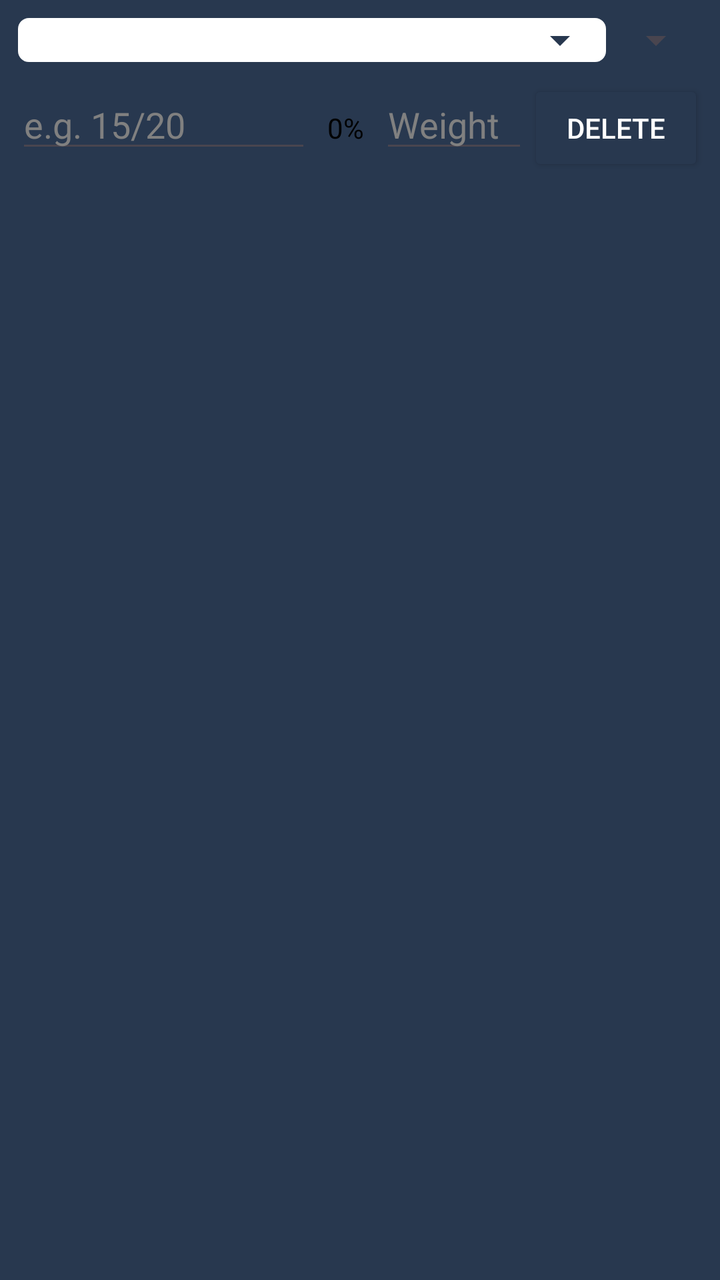
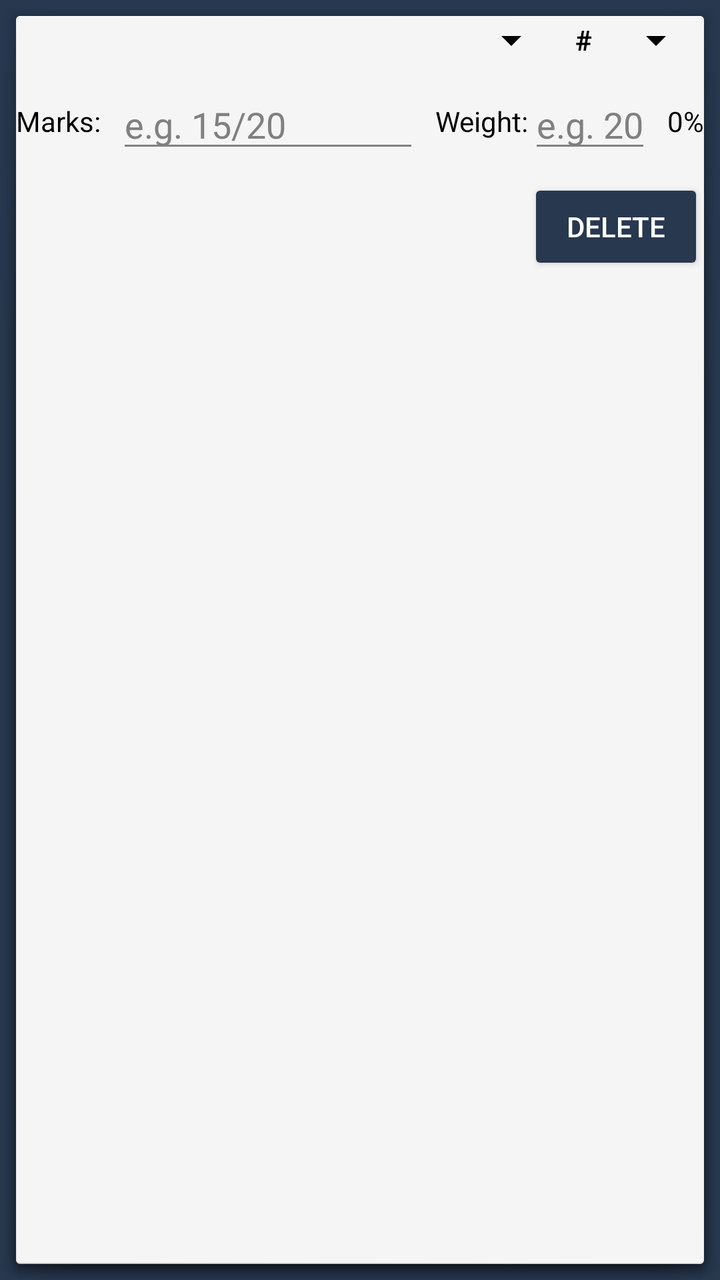

Compare the two renders of this Android layout. The source of the first and the diff that turns it into the second are given below.
<!-- AndroidManifest.xml: application theme Theme.Grader -->
<!-- res/layout/assessment_row.xml -->
<?xml version="1.0" encoding="utf-8"?>
<LinearLayout xmlns:android="http://schemas.android.com/apk/res/android"
    android:layout_width="match_parent"
    android:layout_height="wrap_content"
    android:orientation="vertical"
    android:padding="8dp">

    <LinearLayout
        android:layout_width="match_parent"
        android:layout_height="wrap_content"
        android:orientation="horizontal">

        <Spinner
            android:id="@+id/categorySpinner"
            android:layout_width="0dp"
            android:layout_height="wrap_content"
            android:layout_weight="1"
            android:background="@drawable/spinner_background"
            android:padding="12dp"
            android:popupBackground="@color/white" />

        <Spinner
            android:id="@+id/numberSpinner"
            android:layout_width="wrap_content"
            android:layout_height="wrap_content"
            android:padding="12dp" />

    </LinearLayout>

    <LinearLayout
        android:layout_width="match_parent"
        android:layout_height="wrap_content"
        android:layout_marginTop="8dp"
        android:orientation="horizontal">

        <EditText
            android:id="@+id/marksEditText"
            android:layout_width="0dp"
            android:layout_height="wrap_content"
            android:layout_weight="1"
            android:hint="e.g. 15/20"
            android:textColor="@color/black"
            android:textColorHint="@color/grey" />

        <TextView
            android:id="@+id/percentageTextView"
            android:layout_width="wrap_content"
            android:layout_height="wrap_content"
            android:padding="8dp"
            android:text="0%"
            android:textColor="@color/black" />

        <EditText
            android:id="@+id/weightEditText"
            android:layout_width="0dp"
            android:layout_height="wrap_content"
            android:layout_weight="0.5"
            android:hint="Weight"
            android:inputType="numberDecimal"
            android:textColor="@color/black"
            android:textColorHint="@color/grey" />

        <Button
            android:id="@+id/deleteRowButton"
            android:layout_width="wrap_content"
            android:layout_height="wrap_content"
            android:backgroundTint="@color/dark_navy"
            android:text="Delete"
            android:textColor="@color/white" />
    </LinearLayout>

</LinearLayout>
<!-- resources referenced by this layout -->
<resources>
  <color name="black">#FF000000</color>
  <color name="dark_navy">#28384F</color>
  <color name="grey">#808080</color>
  <color name="white">#FFFFFFFF</color>
  <!-- drawable spinner_background (drawable) -->
  <?xml version="1.0" encoding="utf-8"?>
  <layer-list xmlns:android="http://schemas.android.com/apk/res/android">
  
      <item>
          <shape android:shape="rectangle">
              <solid android:color="@color/white"/>
              <stroke
                  android:width="1dp"
                  android:color="@color/dark_navy"/>
              <corners android:radius="6dp"/>
          </shape>
      </item>
  
      <item
          android:gravity="end|center_vertical"
          android:right="12dp">
          <vector
              android:width="24dp"
              android:height="24dp"
              android:viewportWidth="24"
              android:viewportHeight="24"
              android:tint="@color/dark_navy">
              <path
                  android:fillColor="@android:color/black"
                  android:pathData="M7,10l5,5 5,-5z"/>
          </vector>
      </item>
  
  </layer-list>
  <style name="Theme.Grader" parent="Base.Theme.Grader" />
  <style name="Base.Theme.Grader" parent="Theme.Material3.DayNight.NoActionBar">
          
          <item name="android:windowBackground">@color/app_background</item>
          <item name="android:statusBarColor">@color/dark_navy</item>
      </style>
  <color name="app_background">#28384F</color>
</resources>

<!-- the commit's change to res/layout/assessment_row.xml (unified diff, before → after) -->
@@ -3,11 +3,15 @@
     android:layout_width="match_parent"
     android:layout_height="wrap_content"
     android:orientation="vertical"
-    android:padding="8dp">
+    android:padding="8dp"
+    android:layout_marginBottom="8dp"
+    android:background="@android:drawable/dialog_holo_light_frame">
 
+    
     <LinearLayout
         android:layout_width="match_parent"
         android:layout_height="wrap_content"
+        android:gravity="center_vertical"
         android:orientation="horizontal">
 
         <Spinner
@@ -15,23 +19,48 @@
             android:layout_width="0dp"
             android:layout_height="wrap_content"
             android:layout_weight="1"
-            android:background="@drawable/spinner_background"
-            android:padding="12dp"
-            android:popupBackground="@color/white" />
+            android:backgroundTint="@color/black"
+            android:layout_marginEnd="8dp"/>
+
+        <TextView
+            android:layout_width="wrap_content"
+            android:layout_height="wrap_content"
+            android:text="#"
+            android:textColor="@color/black"
+            android:textStyle="bold"/>
 
         <Spinner
             android:id="@+id/numberSpinner"
             android:layout_width="wrap_content"
             android:layout_height="wrap_content"
-            android:padding="12dp" />
-
+            android:backgroundTint="@color/black"
+            android:layout_marginStart="8dp"/>
     </LinearLayout>
 
+    <EditText
+        android:id="@+id/otherCategoryEditText"
+        android:layout_width="match_parent"
+        android:layout_height="wrap_content"
+        android:hint="Enter Assessment Name"
+        android:backgroundTint="@color/grey"
+        android:textColor="@color/black"
+        android:textColorHint="@color/grey"
+        android:visibility="gone"
+        android:layout_marginTop="8dp"/>
+
+    
     <LinearLayout
         android:layout_width="match_parent"
         android:layout_height="wrap_content"
         android:layout_marginTop="8dp"
+        android:gravity="center_vertical"
         android:orientation="horizontal">
+
+        <TextView
+            android:layout_width="wrap_content"
+            android:layout_height="wrap_content"
+            android:textColor="@color/black"
+            android:text="Marks:"/>
 
         <EditText
             android:id="@+id/marksEditText"
@@ -39,34 +68,53 @@
             android:layout_height="wrap_content"
             android:layout_weight="1"
             android:hint="e.g. 15/20"
+            android:backgroundTint="@color/grey"
             android:textColor="@color/black"
-            android:textColorHint="@color/grey" />
+            android:textColorHint="@color/grey"
+            android:layout_marginStart="8dp"/>
+
+         <TextView
+            android:layout_width="wrap_content"
+            android:layout_height="wrap_content"
+             android:textColor="@color/black"
+            android:text="Weight:"
+            android:layout_marginStart="8dp"/>
+
+        <EditText
+            android:id="@+id/weightEditText"
+            android:layout_width="wrap_content"
+            android:minWidth="60dp"
+            android:hint="e.g. 20"
+            android:textColor="@color/black"
+            android:textColorHint="@color/grey"
+            android:backgroundTint="@color/grey"
+            android:layout_height="wrap_content"
+            android:inputType="numberDecimal" />
 
         <TextView
             android:id="@+id/percentageTextView"
             android:layout_width="wrap_content"
             android:layout_height="wrap_content"
-            android:padding="8dp"
-            android:text="0%"
-            android:textColor="@color/black" />
+            android:layout_marginStart="8dp"
+            android:textColor="@color/black"
+            android:text="0%"/>
 
-        <EditText
-            android:id="@+id/weightEditText"
-            android:layout_width="0dp"
-            android:layout_height="wrap_content"
-            android:layout_weight="0.5"
-            android:hint="Weight"
-            android:inputType="numberDecimal"
-            android:textColor="@color/black"
-            android:textColorHint="@color/grey" />
+    </LinearLayout>
+    
+    
+    <RelativeLayout
+        android:layout_width="match_parent"
+        android:layout_height="wrap_content"
+        android:layout_marginTop="8dp">
 
         <Button
             android:id="@+id/deleteRowButton"
             android:layout_width="wrap_content"
             android:layout_height="wrap_content"
+            android:layout_alignParentEnd="true"
             android:backgroundTint="@color/dark_navy"
-            android:text="Delete"
-            android:textColor="@color/white" />
-    </LinearLayout>
+            android:textColor="@color/white"
+            android:text="Delete"/>
+    </RelativeLayout>
 
 </LinearLayout>
<!-- resource entries referenced after the edit -->
@@ -4,36 +4,6 @@
   <color name="dark_navy">#28384F</color>
   <color name="grey">#808080</color>
   <color name="white">#FFFFFFFF</color>
-  <!-- drawable spinner_background (drawable) -->
-  <?xml version="1.0" encoding="utf-8"?>
-  <layer-list xmlns:android="http://schemas.android.com/apk/res/android">
-  
-      <item>
-          <shape android:shape="rectangle">
-              <solid android:color="@color/white"/>
-              <stroke
-                  android:width="1dp"
-                  android:color="@color/dark_navy"/>
-              <corners android:radius="6dp"/>
-          </shape>
-      </item>
-  
-      <item
-          android:gravity="end|center_vertical"
-          android:right="12dp">
-          <vector
-              android:width="24dp"
-              android:height="24dp"
-              android:viewportWidth="24"
-              android:viewportHeight="24"
-              android:tint="@color/dark_navy">
-              <path
-                  android:fillColor="@android:color/black"
-                  android:pathData="M7,10l5,5 5,-5z"/>
-          </vector>
-      </item>
-  
-  </layer-list>
   <style name="Theme.Grader" parent="Base.Theme.Grader" />
   <style name="Base.Theme.Grader" parent="Theme.Material3.DayNight.NoActionBar">
           
